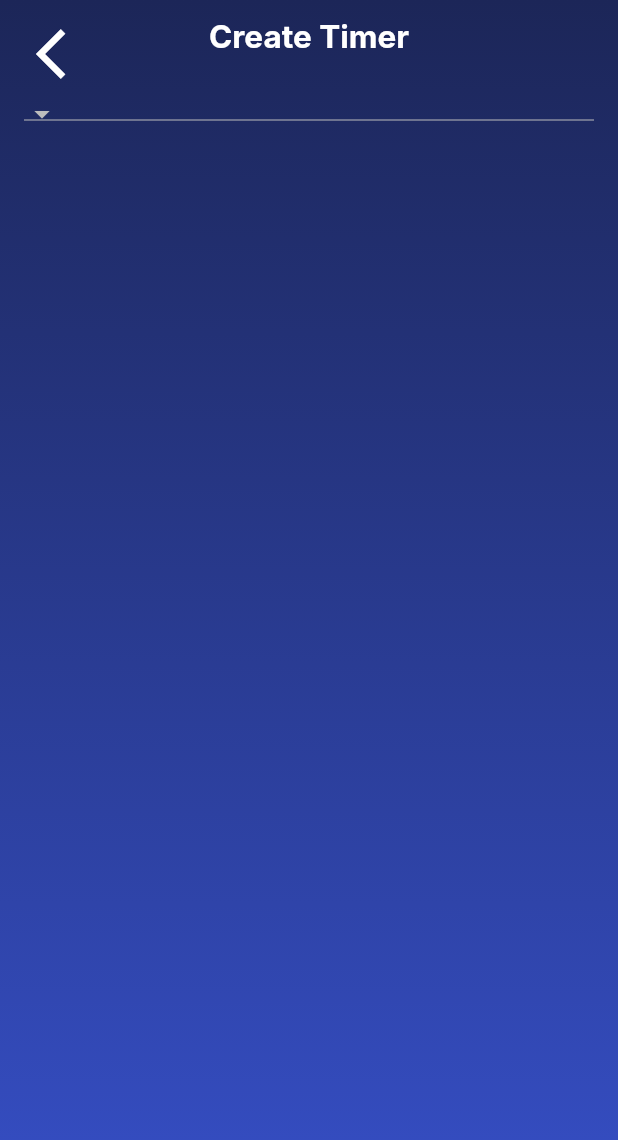
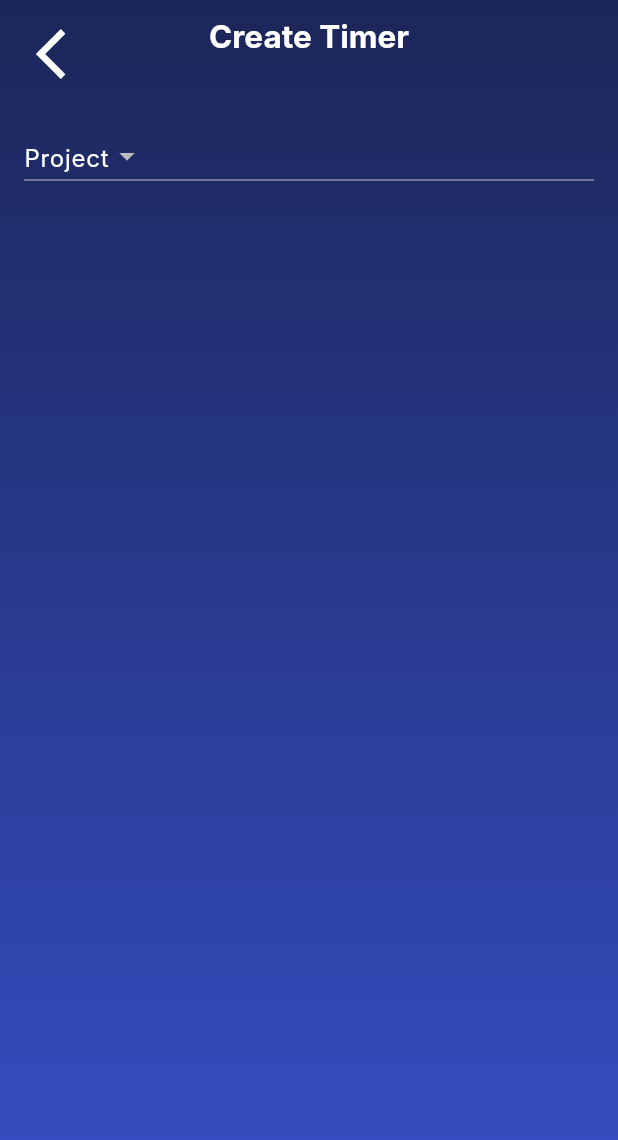
Before and after one commit to AlexEduV/apexive_test_timers_flutter, a Flutter app: the CreateTimerPage screen opened by its route, on a phone screen of 412 x 824 dp. Shown: the top 1140 px of the screen. Run offline on Flutter 3.47's test engine with Material 2 defaults, Android fonts, the phone set to English and light mode, and no system bars; Roboto replaces fonts that are missing (Inter).

Commit message:
editing project dropDown UI;

```diff
--- a/apexive_senior_flutter_engineer_timers_test/lib/pages/create_timer_page.dart
+++ b/apexive_senior_flutter_engineer_timers_test/lib/pages/create_timer_page.dart
@@ -19,7 +19,7 @@ class _CreateTimerPageState extends State<CreateTimerPage> {
   List<String> projectNames = [];
   List<DropdownMenuItem<String>> projectMenuItems = [];
 
-  String _selectedProjectNameValue = 'Project';
+  String? _selectedProjectNameValue;
 
   @override
   void initState() {
@@ -50,7 +50,7 @@ class _CreateTimerPageState extends State<CreateTimerPage> {
 
       setState(() {
         //init text value is set to the first of the list
-        _selectedProjectNameValue = projectMenuItems[0].value!;
+        //_selectedProjectNameValue = projectMenuItems[0].value!;
       });
 
     });
@@ -99,6 +99,8 @@ class _CreateTimerPageState extends State<CreateTimerPage> {
                   ),
                 ),
 
+                const Padding(padding: EdgeInsets.only(top: 16)),
+
                 //project selector
                 Row(
                   //mainAxisAlignment: MainAxisAlignment.spaceBetween,
@@ -113,7 +115,10 @@ class _CreateTimerPageState extends State<CreateTimerPage> {
                               _selectedProjectNameValue = selectedValue;
                             });
                           }
-                          }
+                        },
+                        hint: Text('Project', style: TypographyStyles().getBodyLarge(),),
+                        style:  TypographyStyles().getBodyLarge(),
+
                       ),
                     ),
                   ],
--- a/apexive_senior_flutter_engineer_timers_test/lib/style/typography.dart
+++ b/apexive_senior_flutter_engineer_timers_test/lib/style/typography.dart
@@ -55,6 +55,18 @@ class TypographyStyles {
       );
   }
 
+  dynamic getBodyLarge({Color specifiedColor = defaultColor}) {
+    return
+      TextStyle(
+        fontSize: 16,
+        fontWeight: FontWeight.w400,
+        height: lineHeight,
+        fontFamily: 'Inter',
+        color: specifiedColor,
+        letterSpacing: 0.5,
+      );
+  }
+
   dynamic getBodyMedium({Color specifiedColor = defaultColor}) {
     return
       TextStyle(
```
Lines whose indentation alone changed are shown as unchanged.
